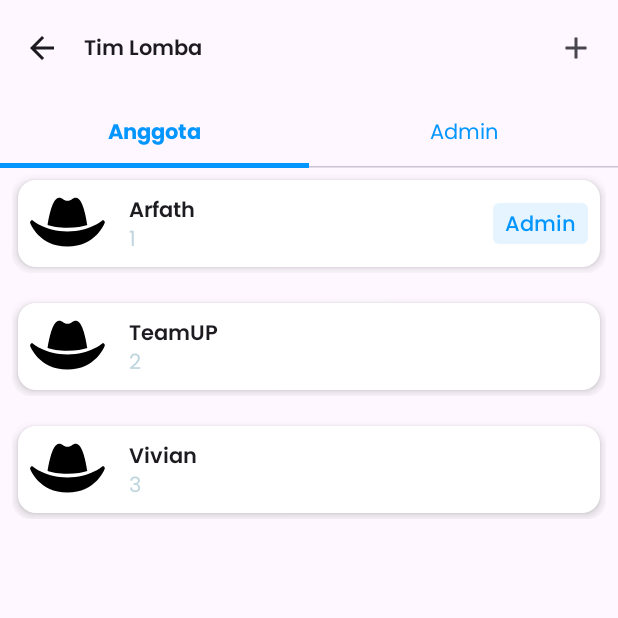
After one commit to AnnisaDianFadillah06/teamUP, an Android app built with Jetpack Compose: the composable TeamManagementScreen shown on its own in the app's theme, on a phone screen of 412 x 824 dp, the top half of it. The commit adds this screen. Run offline under Robolectric (Android 15) with nearby library versions, the phone set to English and light mode, and no system bars; our stand-ins replace Firebase (no records; nobody signed in at launch, a user with empty details on screens opened directly); 2 statements that could not run were skipped.

Commit message:
Add Screen Team Management

```diff
--- /dev/null
+++ b/app/src/main/java/com/example/teamup/data/model/TeamMemberModel.kt
@@ -0,0 +1,12 @@
+package com.example.teamup.data.model
+
+import com.google.firebase.firestore.DocumentId
+
+data class TeamMemberModel(
+    @DocumentId val id: String = "", // ID dokumen otomatis dari Firestore
+    val userId: String = "", // ID referensi ke User
+    val teamId: String = "", // ID referensi ke Team
+    val name: String = "", // Nama anggota tim
+    val profileImage: Int = 0, // Resource ID untuk avatar/gambar profil
+    val role: String = "", // Role: "Admin" atau "Member"
+)
--- a/app/src/main/java/com/example/teamup/presentation/components/BottomNavigationBar.kt
+++ b/app/src/main/java/com/example/teamup/presentation/components/BottomNavigationBar.kt
@@ -26,6 +26,7 @@ fun BottomNavigationBar(navController: NavController) {
         NavigationItem.Sail,
         NavigationItem.Wishlist,
         NavigationItem.Profile,
+        NavigationItem.TeamManagement,
     )
     val navBackStackEntry by navController.currentBackStackEntryAsState()
     val currentRoute = navBackStackEntry?.destination?.route
--- a/app/src/main/java/com/example/teamup/presentation/screen/DashboardScreen.kt
+++ b/app/src/main/java/com/example/teamup/presentation/screen/DashboardScreen.kt
@@ -53,6 +53,9 @@ fun DashboardScreen(navController: NavHostController = rememberNavController())
                 val id = it.arguments?.getInt("id") ?: 0
                 DetailScreen(navController = navController, id = id)
             }
+            composable(Routes.TeamManagement.routes) {
+                TeamManagementScreen(navController = navController)
+            }
         }
     }
 }
--- /dev/null
+++ b/app/src/main/java/com/example/teamup/presentation/screen/TeamManagementScreen.kt
@@ -0,0 +1,261 @@
+package com.example.teamup.presentation.screen
+
+import androidx.compose.foundation.BorderStroke
+import androidx.compose.foundation.Image
+import androidx.compose.foundation.background
+import androidx.compose.foundation.border
+import androidx.compose.foundation.clickable
+import androidx.compose.foundation.layout.*
+import androidx.compose.foundation.lazy.LazyColumn
+import androidx.compose.foundation.lazy.items
+import androidx.compose.foundation.shape.CircleShape
+import androidx.compose.foundation.shape.RoundedCornerShape
+import androidx.compose.material.icons.Icons
+import androidx.compose.material.icons.filled.Add
+import androidx.compose.material.icons.filled.ArrowBack
+import androidx.compose.material.icons.filled.Search
+import androidx.compose.material3.*
+import androidx.compose.material3.TabRowDefaults.tabIndicatorOffset
+import androidx.compose.runtime.*
+import androidx.compose.ui.Alignment
+import androidx.compose.ui.Modifier
+import androidx.compose.ui.draw.clip
+import androidx.compose.ui.graphics.Color
+import androidx.compose.ui.res.painterResource
+import androidx.compose.ui.text.font.FontWeight
+import androidx.compose.ui.unit.dp
+import androidx.navigation.NavController
+import com.example.teamup.R
+import com.example.teamup.common.theme.*
+import com.example.teamup.data.model.TeamMemberModel
+import kotlinx.coroutines.launch
+
+@OptIn(ExperimentalMaterial3Api::class)
+@Composable
+fun TeamManagementScreen(
+    navController: NavController,
+    teamName: String = "Tim Lomba"
+) {
+    val teamMembers = remember {
+        listOf(
+            TeamMemberModel(id = "1", userId = "1234", teamId = "team_1", name = "Arfath", profileImage = R.drawable.captain_icon, role = "Admin"),
+            TeamMemberModel(id = "2", userId = "5678", teamId = "team_1", name = "TeamUP", profileImage = R.drawable.captain_icon, role = "Member"),
+            TeamMemberModel(id = "3", userId = "9012", teamId = "team_1", name = "Vivian", profileImage = R.drawable.captain_icon, role = "Member")
+        )
+    }
+
+    var selectedTabIndex by remember { mutableStateOf(0) }
+    val tabs = listOf("Anggota", "Admin")
+
+    var showBottomSheet by remember { mutableStateOf(false) }
+    val bottomSheetState = rememberModalBottomSheetState()
+    val scope = rememberCoroutineScope()
+
+    Scaffold(
+        topBar = {
+            TopAppBar(
+                title = {
+                    Text(
+                        text = teamName,
+                        style = MaterialTheme.typography.titleLarge.copy(fontWeight = FontWeight.SemiBold)
+                    )
+                },
+                navigationIcon = {
+                    IconButton(onClick = { navController.popBackStack() }) {
+                        Icon(imageVector = Icons.Default.ArrowBack, contentDescription = "Back")
+                    }
+                },
+                actions = {
+                    IconButton(onClick = { showBottomSheet = true }) {
+                        Icon(imageVector = Icons.Default.Add, contentDescription = "Add")
+                    }
+                }
+            )
+        }
+    ) { paddingValues ->
+        Column(
+            modifier = Modifier
+                .padding(paddingValues)
+                .fillMaxSize()
+        ) {
+            // Tab Row
+            TabRow(
+                selectedTabIndex = selectedTabIndex,
+                containerColor = MaterialTheme.colorScheme.surface,
+                indicator = { tabPositions ->
+                    TabRowDefaults.Indicator(
+                        modifier = Modifier.tabIndicatorOffset(tabPositions[selectedTabIndex]),
+                        height = 3.dp,
+                        color = DodgerBlue
+                    )
+                }
+            ) {
+                tabs.forEachIndexed { index, title ->
+                    Tab(
+                        selected = selectedTabIndex == index,
+                        onClick = { selectedTabIndex = index },
+                        text = {
+                            Text(
+                                text = title,
+                                style = MaterialTheme.typography.bodyMedium.copy(
+                                    fontWeight = if (selectedTabIndex == index) FontWeight.Bold else FontWeight.Normal
+                                )
+                            )
+                        }
+                    )
+                }
+            }
+
+            // Team members list with Card
+            LazyColumn(
+                modifier = Modifier
+                    .fillMaxSize()
+                    .padding(horizontal = 8.dp, vertical = 4.dp),
+                verticalArrangement = Arrangement.spacedBy(16.dp)
+            ) {
+                items(teamMembers) { member ->
+                    if ((selectedTabIndex == 0) || (selectedTabIndex == 1 && member.role == "Admin")) {
+                        Card(
+                            modifier = Modifier
+                                .fillMaxWidth()
+                                .clip(RoundedCornerShape(12.dp))
+                                .padding(4.dp),
+                            elevation = CardDefaults.cardElevation(4.dp),
+                            colors = CardDefaults.cardColors(containerColor = Color.White)
+                        ) {
+                            TeamMemberItem(member)
+                        }
+                    }
+                }
+            }
+        }
+
+
+        // Bottom Sheet
+        if (showBottomSheet) {
+            LaunchedEffect(Unit) {
+                bottomSheetState.show()
+            }
+
+            ModalBottomSheet(
+                onDismissRequest = {
+                    scope.launch {
+                        bottomSheetState.hide()
+                    }.invokeOnCompletion {
+                        showBottomSheet = false
+                    }
+                },
+                sheetState = bottomSheetState,
+                shape = RoundedCornerShape(topStart = 20.dp, topEnd = 20.dp),
+                containerColor = Color.White,
+                modifier = Modifier.fillMaxWidth()
+            ) {
+                TeamOptionsBottomSheet(
+                    onJoinTeam = {
+                        scope.launch { bottomSheetState.hide() }.invokeOnCompletion {
+                            showBottomSheet = false
+                        }
+                    },
+                    onCreateTeam = {
+                        scope.launch { bottomSheetState.hide() }.invokeOnCompletion {
+                            showBottomSheet = false
+                        }
+                    }
+                )
+            }
+        }
+    }
+}
+
+@Composable
+fun TeamMemberItem(member: TeamMemberModel) {
+    Row(
+        modifier = Modifier.fillMaxWidth().padding(horizontal = 8.dp, vertical = 4.dp),
+        verticalAlignment = Alignment.CenterVertically
+    ) {
+        Image(
+            painter = painterResource(id = member.profileImage),
+            contentDescription = "Profile Picture",
+            modifier = Modifier
+                .size(50.dp)
+                .clip(CircleShape)
+        )
+
+        Spacer(modifier = Modifier.width(16.dp))
+
+        Column {
+            Text(text = member.name, style = MaterialTheme.typography.bodyLarge.copy(fontWeight = FontWeight.SemiBold))
+            Text(text = member.id, style = MaterialTheme.typography.bodyMedium.copy(color = SoftGray2))
+        }
+
+        Spacer(modifier = Modifier.weight(1f))
+
+        if (member.role == "Admin") {
+            Text(
+                text = member.role,
+                style = MaterialTheme.typography.bodySmall.copy(
+                    color = DodgerBlue,
+                    fontWeight = FontWeight.Medium
+                ),
+                modifier = Modifier
+                    .background(color = DodgerBlue.copy(alpha = 0.1f), shape = RoundedCornerShape(4.dp))
+                    .padding(horizontal = 8.dp, vertical = 4.dp)
+            )
+        }
+    }
+}
+
+@Composable
+fun TeamOptionsBottomSheet(
+    onJoinTeam: () -> Unit,
+    onCreateTeam: () -> Unit
+) {
+    Column(
+        modifier = Modifier
+            .fillMaxWidth()
+            .padding(16.dp)
+    ) {
+
+        Spacer(modifier = Modifier.height(12.dp))
+
+        OutlinedCard(
+            modifier = Modifier
+                .fillMaxWidth()
+                .clickable(onClick = onJoinTeam),
+            shape = RoundedCornerShape(8.dp)
+        ) {
+            Row(
+                modifier = Modifier
+                    .fillMaxWidth()
+                    .padding(16.dp),
+                verticalAlignment = Alignment.CenterVertically
+            ) {
+                Icon(imageVector = Icons.Default.Search, contentDescription = "Search", tint = DodgerBlue)
+                Spacer(modifier = Modifier.width(16.dp))
+                Text(text = "Cari & Join Tim Lomba", style = MaterialTheme.typography.bodyMedium)
+            }
+        }
+
+        Spacer(modifier = Modifier.height(16.dp))
+
+        OutlinedCard(
+            modifier = Modifier
+                .fillMaxWidth()
+                .clickable(onClick = onCreateTeam),
+            shape = RoundedCornerShape(8.dp)
+        ) {
+            Row(
+                modifier = Modifier
+                    .fillMaxWidth()
+                    .padding(16.dp),
+                verticalAlignment = Alignment.CenterVertically
+            ) {
+                Icon(imageVector = Icons.Default.Add, contentDescription = "Add", tint = DodgerBlue)
+                Spacer(modifier = Modifier.width(16.dp))
+                Text(text = "Buat Tim Lomba", style = MaterialTheme.typography.bodyMedium)
+            }
+        }
+
+        Spacer(modifier = Modifier.height(20.dp))
+    }
+}
--- a/app/src/main/java/com/example/teamup/route/NavigationItem.kt
+++ b/app/src/main/java/com/example/teamup/route/NavigationItem.kt
@@ -7,4 +7,5 @@ sealed class NavigationItem(var route: String, var icon: Int, var title: String)
     object Sail : NavigationItem(Routes.MyCourse.routes, R.drawable.sailboat_icon, "Sail")
     object Wishlist : NavigationItem(Routes.Wishlist.routes, R.drawable.seedling_icon, "Wishlist")
     object Profile : NavigationItem(Routes.Profile.routes, R.drawable.captain_icon, "Profile")
+    object TeamManagement : NavigationItem(Routes.TeamManagement.routes, R.drawable.captain_icon, "Team Management")
 }
--- a/app/src/main/java/com/example/teamup/route/routes.kt
+++ b/app/src/main/java/com/example/teamup/route/routes.kt
@@ -1,8 +1,9 @@
 package com.example.teamup.route
 
 sealed class Routes(val routes: String) {
-    object TeamList : Routes("team_list")
-    object AddTeam : Routes("add_team")
+    object TeamManagement : Routes("team_management")
+    object TeamList : Routes("team_list") //contoh firebase
+    object AddTeam : Routes("add_team") //contoh firebase
     object Login : Routes("login")
     object Register : Routes("register")
     object Dashboard : Routes("dashboard")
```
